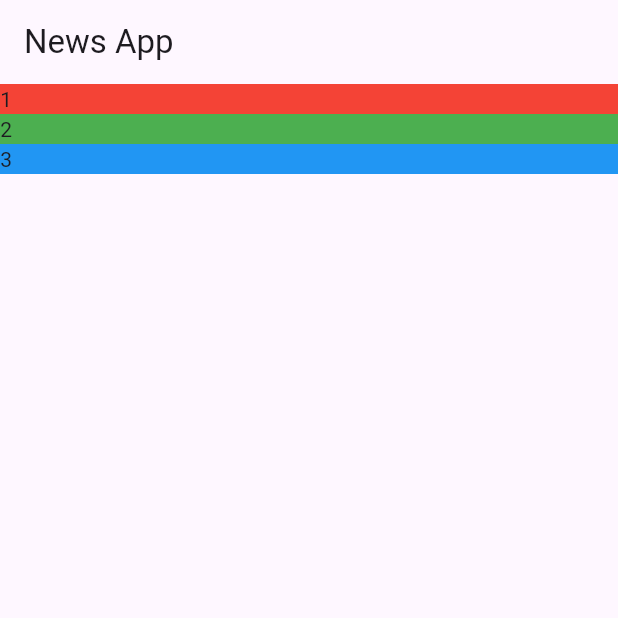
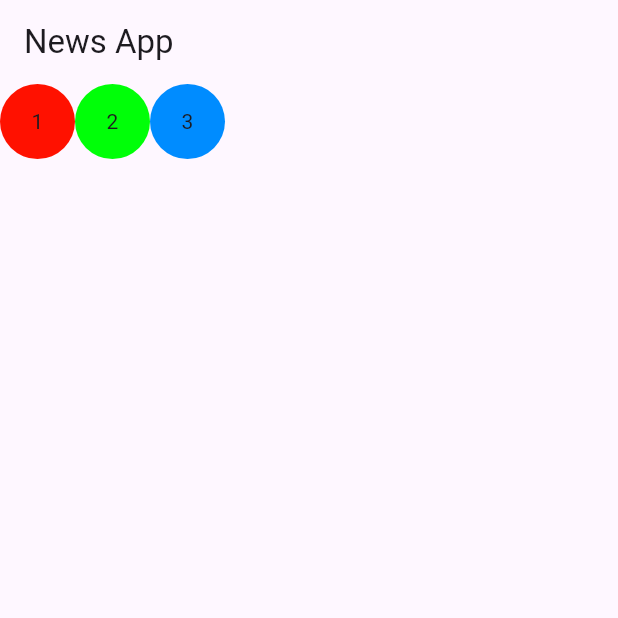
Before and after one commit to tugcanozaktas/flutter_test_app, a Flutter app: the screen it shows after launch, on a phone screen of 412 x 824 dp, the top half of it. Run offline on Flutter 3.47's test engine with Material 3 defaults, Android fonts, the light colour scheme and no system bars.

Commit message:
made some changes (fun)

```diff
--- a/lib/location_detail.dart
+++ b/lib/location_detail.dart
@@ -8,21 +8,29 @@ class LocationDetail extends StatelessWidget {
   Widget build(BuildContext context) {
     return Scaffold(
         appBar: AppBar(title: const Text("News App")),
-        body: Column(
+        body: Row(
           mainAxisAlignment: MainAxisAlignment.start,
-          crossAxisAlignment: CrossAxisAlignment.stretch,
+          crossAxisAlignment: CrossAxisAlignment.center,
           children: [
-            _section("1", Colors.red),
-            _section("2", Colors.green),
-            _section("3", Colors.blue),
+            _section("1", const Color.fromARGB(255, 255, 17, 0)),
+            const SizedBox(
+              height: 10,
+            ),
+            _section("2", const Color.fromARGB(255, 0, 255, 8)),
+            const SizedBox(
+              height: 10,
+            ),
+            _section("3", const Color.fromARGB(255, 0, 140, 255)),
           ],
         ));
   }
 
   Widget _section(String title, Color color) {
     return Container(
-      decoration: BoxDecoration(color: color),
-      child: Text(title),
+      width: 50,
+      height: 50,
+      decoration: BoxDecoration(color: color, shape: BoxShape.circle),
+      child: Center(child: Text(title)),
     );
   }
 }
--- a/lib/main.dart
+++ b/lib/main.dart
@@ -4,5 +4,7 @@ import "location_detail.dart";
 
 void main() {
   return runApp(const MaterialApp(
-      debugShowCheckedModeBanner: true, home: LocationDetail()));
+    debugShowCheckedModeBanner: false,
+    home: LocationDetail(),
+  ));
 }
```
